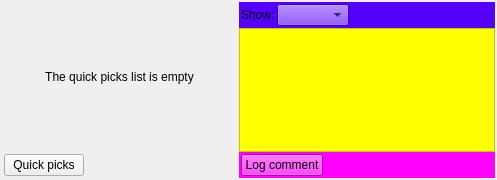
akapustiatyahoocouk/TimeTracker3, file Src.QT/tt3-gui/MyDayManager.ui: the form before one commit.
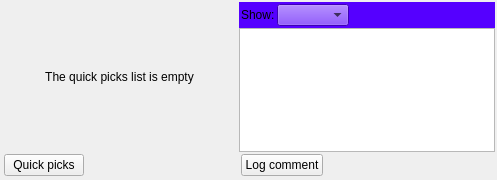
The form after the commit. Icons and pictures are not drawn.

```diff
--- a/Src.QT/tt3-gui/MyDayManager.ui
+++ b/Src.QT/tt3-gui/MyDayManager.ui
@@ -225,14 +225,14 @@
       <item row="1" column="0">
        <widget class="QListWidget" name="logListWidget">
         <property name="styleSheet">
-         <string notr="true">background-color: rgb(255, 255, 0);</string>
+         <string notr="true"/>
         </property>
        </widget>
       </item>
       <item row="2" column="0">
        <widget class="QWidget" name="buttonsPanel" native="true">
         <property name="styleSheet">
-         <string notr="true">background-color: rgb(255, 0, 255);</string>
+         <string notr="true"/>
         </property>
         <layout class="QGridLayout" name="gridLayout_3">
          <property name="leftMargin">
```
